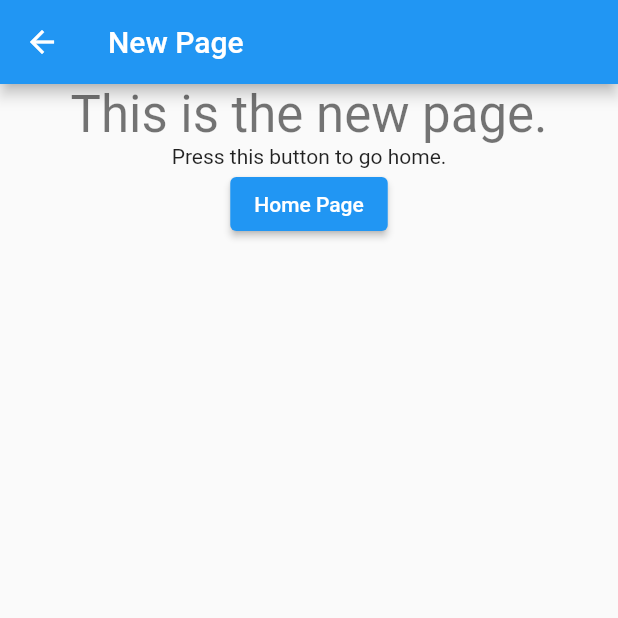
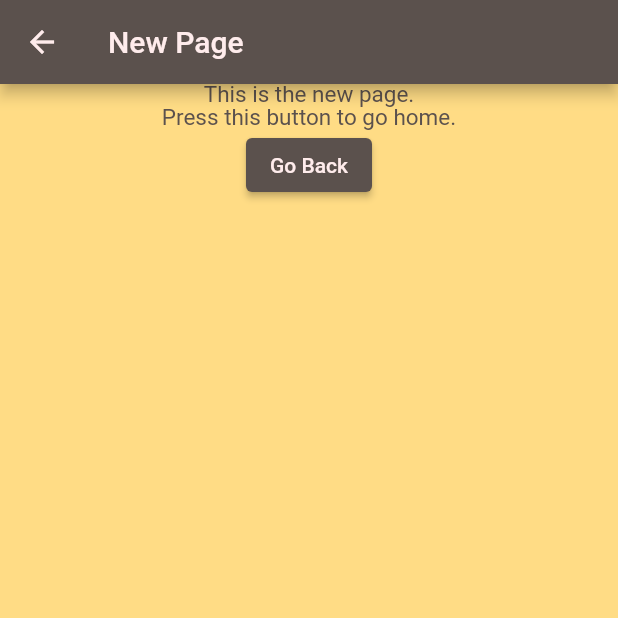
Before and after one commit to senior-design-ucf-23/e-bike-flutter-app, a Flutter app: the screen it shows after launch, after a tap on "New Page", on a phone screen of 412 x 824 dp, the top half of it. Run offline on Flutter 3.47's test engine with Material 2 defaults, Android fonts, the light colour scheme and no system bars.

Commit message:
Organized/added pages and coloring

```diff
--- a/lib/main.dart
+++ b/lib/main.dart
@@ -1,4 +1,6 @@
 import 'package:flutter/material.dart';
+import 'package:test_drive/pages/landingpage.dart';
+import 'pages/newpage.dart';
 
 void main() {
   runApp(const MyApp());
@@ -10,6 +12,38 @@ class MyApp extends StatelessWidget {
   // This widget is the root of your application.
   @override
   Widget build(BuildContext context) {
+    const ColorScheme normalColorScheme = ColorScheme(
+      brightness: Brightness.light,
+      primary: Color.fromARGB(255, 91, 81, 77),
+      onPrimary: Color.fromARGB(255, 255, 236, 236),
+      secondary: Color(0xFFBBBBBB),
+      onSecondary: Color(0xFFEAEAEA),
+      error: Color(0xFFF32424),
+      onError: Color(0xFFF32424),
+      background: Color.fromARGB(255, 255, 220, 133),
+      onBackground: Color.fromARGB(255, 91, 81, 77),
+      surface: Color(0xFF54B435),
+      onSurface: Color(0xFF54B435),
+    );
+    const TextTheme normalTextTheme = TextTheme(
+      displaySmall: TextStyle(color: Colors.red),
+      displayMedium: TextStyle(color: Colors.red),
+      displayLarge: TextStyle(color: Colors.red),
+      titleLarge: TextStyle(color: Color.fromARGB(255, 255, 236, 235)),
+      titleMedium: TextStyle(color: Colors.red),
+      titleSmall: TextStyle(color: Colors.red),
+      bodyLarge: TextStyle(color: Colors.red),
+      bodyMedium: TextStyle(
+        color: Color.fromARGB(255, 91, 81, 77),
+        fontSize: 15.0,
+        height: 1.0,
+      ),
+      bodySmall: TextStyle(color: Colors.red),
+      labelLarge: TextStyle(color: Colors.red),
+      labelMedium: TextStyle(color: Colors.red),
+      labelSmall:
+          TextStyle(color: Color.fromARGB(255, 255, 236, 235), fontSize: 11.0),
+    );
     return MaterialApp(
       title: 'Flutter Demo',
       theme: ThemeData(
@@ -22,7 +56,9 @@ class MyApp extends StatelessWidget {
         // or simply save your changes to "hot reload" in a Flutter IDE).
         // Notice that the counter didn't reset back to zero; the application
         // is not restarted.
-        primarySwatch: Colors.blue,
+        colorScheme: normalColorScheme,
+        scaffoldBackgroundColor: Color.fromARGB(255, 255, 220, 133),
+        textTheme: normalTextTheme,
       ),
       home: const MyHomePage(),
     );
@@ -45,15 +81,6 @@ class MyHomePage extends StatefulWidget {
 
   @override
   State<MyHomePage> createState() => _MyHomePageState();
-}
-
-class NewPage extends StatefulWidget {
-  const NewPage({super.key});
-
-  final String title = 'New Page';
-
-  @override
-  State<NewPage> createState() => _NewPageState();
 }
 
 class _MyHomePageState extends State<MyHomePage> {
@@ -88,7 +115,8 @@ class _MyHomePageState extends State<MyHomePage> {
       appBar: AppBar(
         // Here we take the value from the MyHomePage object that was created by
         // the App.build method, and use it to set our appbar title.
-        title: Text(widget.title),
+        title:
+            Text(widget.title, style: Theme.of(context).textTheme.titleLarge),
       ),
       body: Center(
         // Center is a layout widget. It takes a single child and positions it
@@ -121,54 +149,33 @@ class _MyHomePageState extends State<MyHomePage> {
               onPressed: _resetCounter,
               child: Text('Reset Counter',
                   textAlign: TextAlign.center,
-                  style: TextStyle(
-                    fontSize: 10.0,
-                  )),
+                  style: Theme.of(context).textTheme.labelSmall),
             ),
             ElevatedButton(
                 onPressed: () {
                   Navigator.push(context,
                       MaterialPageRoute(builder: (context) => const NewPage()));
                 },
-                child: Text('New Page'))
+                child: Text('New Page',
+                    style: Theme.of(context).textTheme.labelSmall)),
+            ElevatedButton(
+                onPressed: () {
+                  Navigator.push(
+                      context,
+                      MaterialPageRoute(
+                          builder: (context) => const LandingPage()));
+                },
+                child: Text('New Landing Page',
+                    style: Theme.of(context).textTheme.labelSmall))
           ],
         ),
       ),
       floatingActionButton: FloatingActionButton(
         onPressed: _incrementCounter,
         tooltip: 'Increment',
+        backgroundColor: Theme.of(context).colorScheme.primary,
         child: const Icon(Icons.add),
       ), // This trailing comma makes auto-formatting nicer for build methods.
     );
   }
 }
-
-class _NewPageState extends State<NewPage> {
-  @override
-  Widget build(BuildContext context) {
-    return Scaffold(
-      appBar: AppBar(title: Text(widget.title)),
-      body: Center(
-        child: Column(
-          children: <Widget>[
-            Text(
-              'This is the new page.',
-              style: Theme.of(context).textTheme.headlineMedium,
-            ),
-            Text(
-              'Press this button to go home.',
-            ),
-            ElevatedButton(
-                onPressed: () {
-                  Navigator.push(
-                      context,
-                      MaterialPageRoute(
-                          builder: (context) => const MyHomePage()));
-                },
-                child: Text('Home Page'))
-          ],
-        ),
-      ),
-    );
-  }
-}
--- /dev/null
+++ b/lib/pages/newpage.dart
@@ -0,0 +1,36 @@
+import 'package:flutter/material.dart';
+
+class NewPage extends StatefulWidget {
+  const NewPage({super.key});
+
+  final String title = 'New Page';
+
+  @override
+  State<NewPage> createState() => _NewPageState();
+}
+
+class _NewPageState extends State<NewPage> {
+  @override
+  Widget build(BuildContext context) {
+    return Scaffold(
+      appBar: AppBar(title: Text(widget.title)),
+      body: Center(
+        child: Column(
+          children: <Widget>[
+            Text(
+              'This is the new page.',
+            ),
+            Text(
+              'Press this button to go home.',
+            ),
+            ElevatedButton(
+                onPressed: () {
+                  Navigator.pop(context);
+                },
+                child: Text('Go Back'))
+          ],
+        ),
+      ),
+    );
+  }
+}
```
Also changed, not shown: lib/pages/bluetooth.dart (added, +42 -0 lines), lib/pages/landingpage.dart (added, +40 -0 lines).
